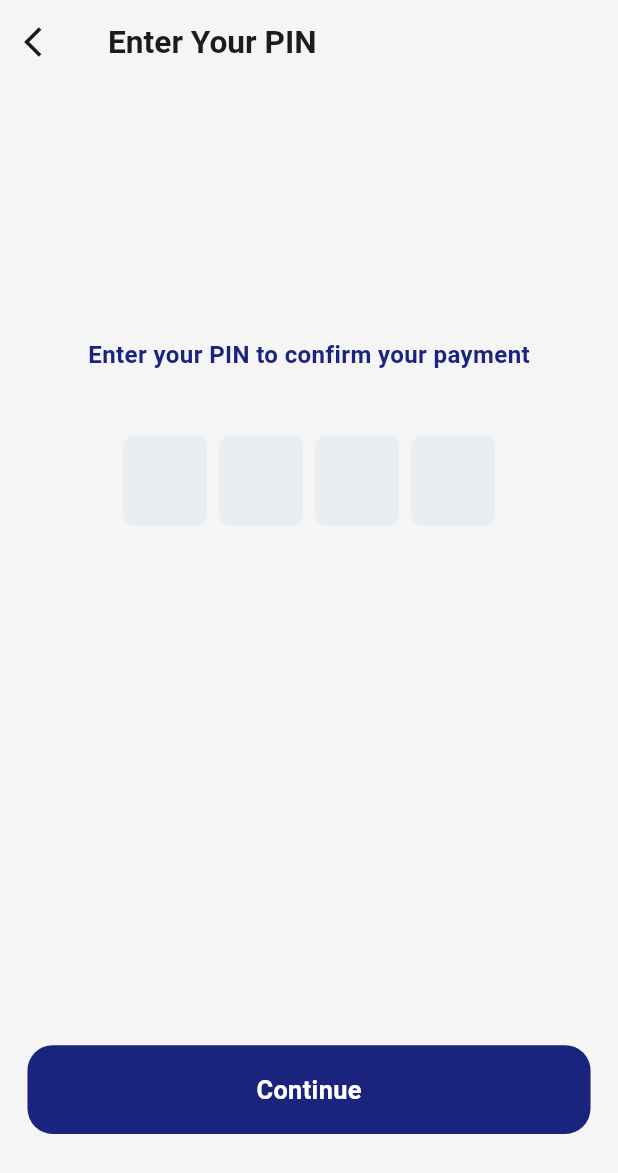
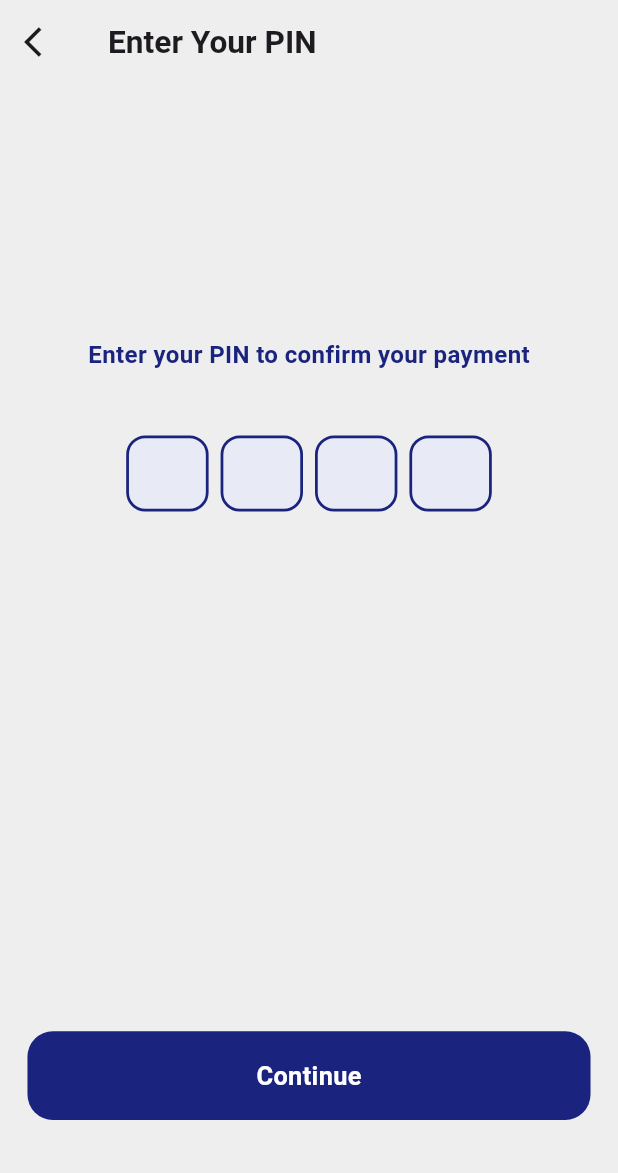
Before and after one commit to ANJANA-V2003/Car_Rental, a Flutter app: the Carrental_13 screen opened directly, after a tap on "Confirm Payment", on a phone screen of 412 x 824 dp. Shown: the top 1173 px of the screen. Run offline on Flutter 3.47's test engine with Material 3 defaults, Android fonts, the phone set to English and light mode, and no system bars; drawn by our look-alikes of pinput; our stand-ins replace flutter_screenutil, intl_phone_field.

Commit message:
9/10/2024

```diff
--- a/lib/Car_Rental_UI/CarRental_13.dart
+++ b/lib/Car_Rental_UI/CarRental_13.dart
@@ -123,7 +123,7 @@ class _Carrental_13State extends State<Carrental_13> {
                               style: TextStyle(
                                   color: Colors.indigo.shade900,
                                   fontWeight: FontWeight.w600,
-                                  fontSize: 22.sp),
+                                  fontSize: 20.sp),
                             ),
                           ),
                           Padding(
@@ -165,7 +165,7 @@ class _Carrental_13State extends State<Carrental_13> {
                               style: TextStyle(
                                   color: Colors.indigo.shade900,
                                   fontWeight: FontWeight.w600,
-                                  fontSize: 22.sp),
+                                  fontSize: 20.sp),
                             ),
                           ),
                           Padding(
@@ -207,7 +207,7 @@ class _Carrental_13State extends State<Carrental_13> {
                               style: TextStyle(
                                   color: Colors.indigo.shade900,
                                   fontWeight: FontWeight.w600,
-                                  fontSize: 22.sp),
+                                  fontSize: 20.sp),
                             ),
                           ),
                           Padding(
--- a/lib/Car_Rental_UI/CarRental_14.dart
+++ b/lib/Car_Rental_UI/CarRental_14.dart
@@ -1,3 +1,4 @@
+import 'package:flutter/cupertino.dart';
 import 'package:flutter/material.dart';
 import 'package:flutter_screenutil/flutter_screenutil.dart';
 import 'package:pinput/pinput.dart';
@@ -146,9 +147,9 @@ class _Carrental_14State extends State<Carrental_14> {
   @override
   Widget build(BuildContext context) {
     return Scaffold(
-      backgroundColor: Colors.grey.shade100,
+      backgroundColor: Colors.grey.shade200,
       appBar: AppBar(
-        backgroundColor: Colors.grey.shade100,
+        backgroundColor: Colors.grey.shade200,
         leading: IconButton(
             onPressed: () {
               Navigator.of(context).pop();
@@ -183,6 +184,16 @@ class _Carrental_14State extends State<Carrental_14> {
                 mainAxisAlignment: MainAxisAlignment.center,
                 children: [
                   Pinput(
+                    defaultPinTheme: PinTheme(
+                        width: 60.w,
+                        height: 60.h,
+                        textStyle: TextStyle(
+                            fontSize: 20.sp, fontWeight: FontWeight.bold),
+                        decoration: BoxDecoration(
+                            color: Colors.indigo.shade50,
+                            border: Border.all(
+                                width: 2.w, color: Colors.indigo.shade900),
+                            borderRadius: BorderRadius.circular(15.r))),
                     pinAnimationType: PinAnimationType.fade,
                   )
                 ],
--- a/lib/Car_Rental_UI/CarRental_8.dart
+++ b/lib/Car_Rental_UI/CarRental_8.dart
@@ -24,7 +24,7 @@ class _Carrental_8State extends State<Carrental_8> {
         ),
       ),
       body: ListView.builder(
-        itemCount: 15,
+        itemCount: 30,
         itemBuilder: (context, index) {
           if (index == 0) {
             return Column(
--- a/lib/main.dart
+++ b/lib/main.dart
@@ -52,7 +52,7 @@ class MyApp extends StatelessWidget {
           colorScheme: ColorScheme.fromSeed(seedColor: Colors.deepPurple),
           useMaterial3: true,
         ),
-        home: Carrental_1(),
+        home: Carrental_14(),
       ),
     );
   }
```
Also changed, not shown: lib/Car_Rental_UI/CarRental_12.dart (+4 -4 lines), lib/Car_Rental_UI/CarRental_5.dart (+10 -1 lines).
